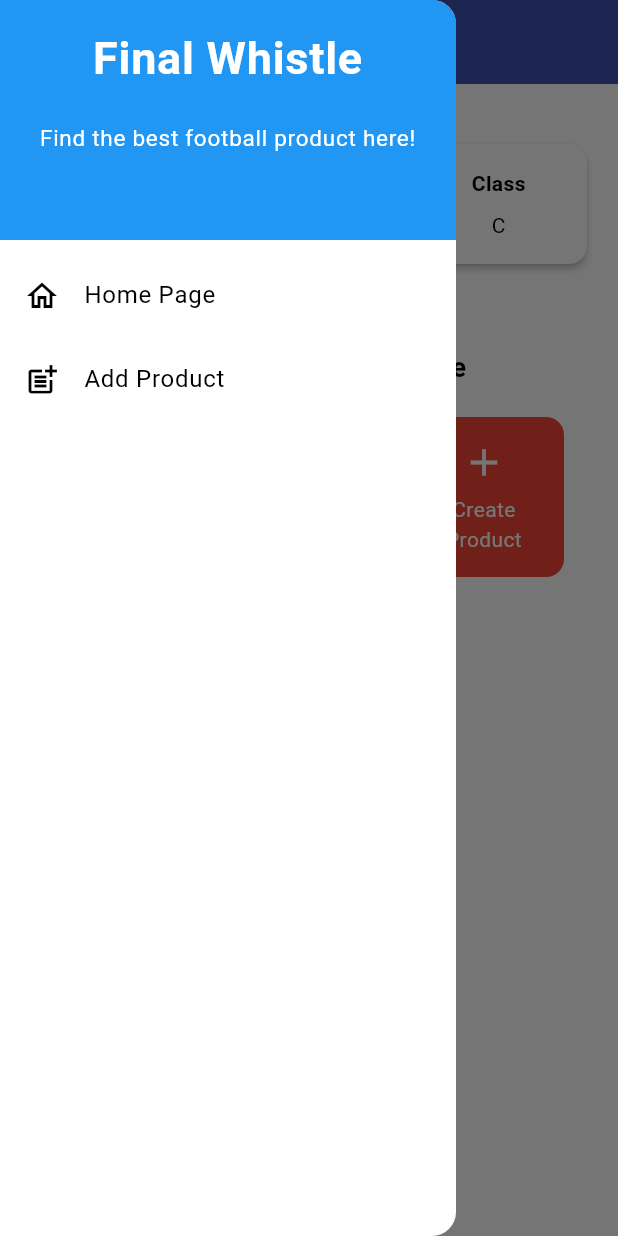
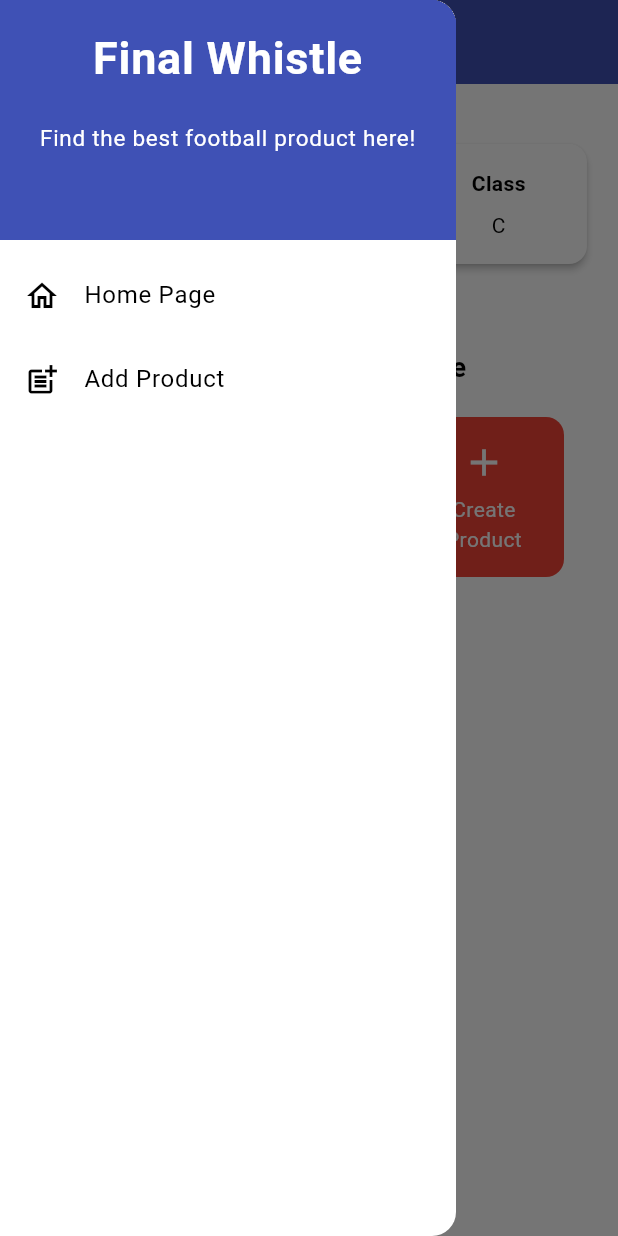
Before and after one commit to rinduaurellia/final_whistle_mobile, a Flutter app: the screen it shows after launch, with the side drawer open, on a phone screen of 412 x 824 dp. Run offline on Flutter 3.47's test engine with Material 3 defaults, Android fonts, the light colour scheme and no system bars.

Commit message:
TUGAS 8 SELESAI

```diff
--- a/lib/widgets/left_drawer.dart
+++ b/lib/widgets/left_drawer.dart
@@ -13,7 +13,7 @@ class LeftDrawer extends StatelessWidget {
           const DrawerHeader(
             // Bagian drawer header
              decoration: BoxDecoration(
-              color: Colors.blue,
+              color: Colors.indigo,
             ),
             child: Column(
               children: [
```
